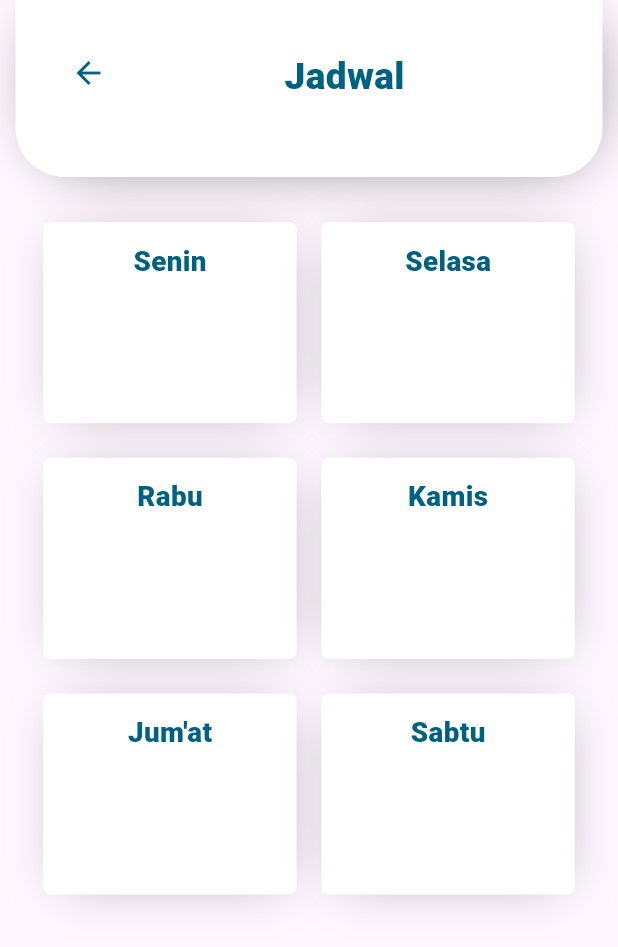
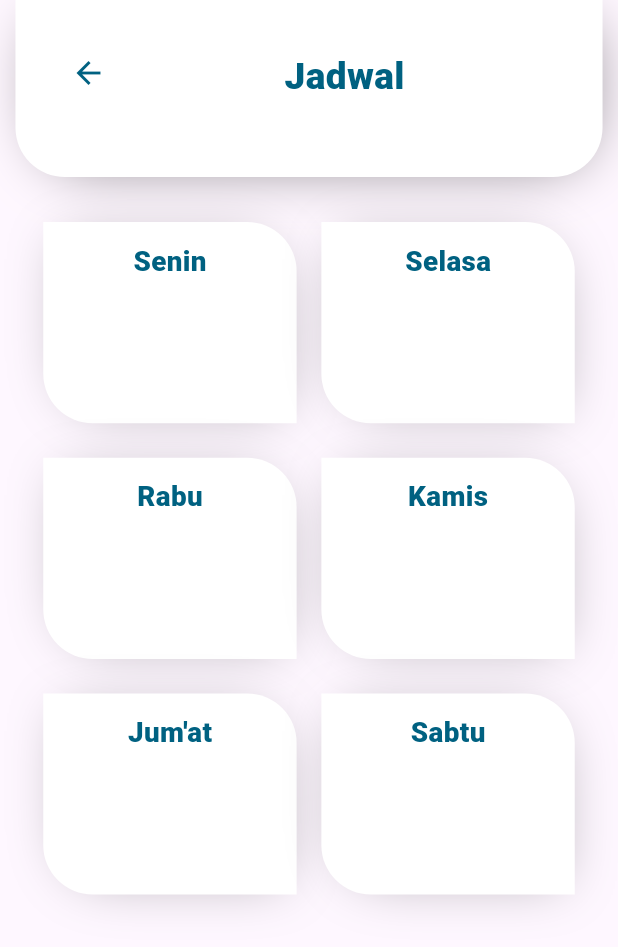
Before and after one commit to iqbalbll/Flutter-Guru, a Flutter app: the JadwalWidget screen opened by its route, on a phone screen of 412 x 824 dp. Shown: the top 947 px of the screen. Run offline on Flutter 3.47's test engine with Material 3 defaults, Android fonts, the phone set to English and light mode, and no system bars; our stand-ins replace image_picker, shared_preferences; accounts and stored records are empty.

Commit message:
modify tampilan jadwal

```diff
--- a/lib/home/jadwal.dart
+++ b/lib/home/jadwal.dart
@@ -119,7 +119,10 @@ class JadwalWidget extends StatelessWidget {
       margin: EdgeInsets.symmetric(horizontal: screenWidth * 0.02),
       decoration: BoxDecoration(
         color: Colors.white,
-        borderRadius: BorderRadius.circular(5),
+        borderRadius: BorderRadius.only(
+          topRight: Radius.circular(screenWidth * 0.08),
+          bottomLeft: Radius.circular(screenWidth * 0.08),
+        ),
         boxShadow: [
           BoxShadow(
             color: Colors.black.withOpacity(0.3),
```
